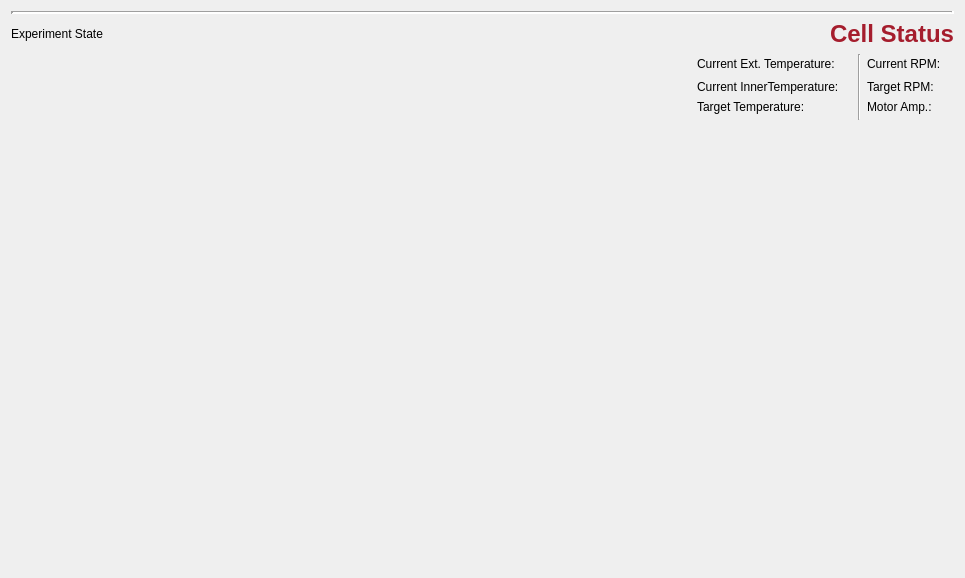
The window that reactorgui/uiCellWidget.ui (daharkan/ModularReactionPackage) describes before a commit, drawn with Qt 5.
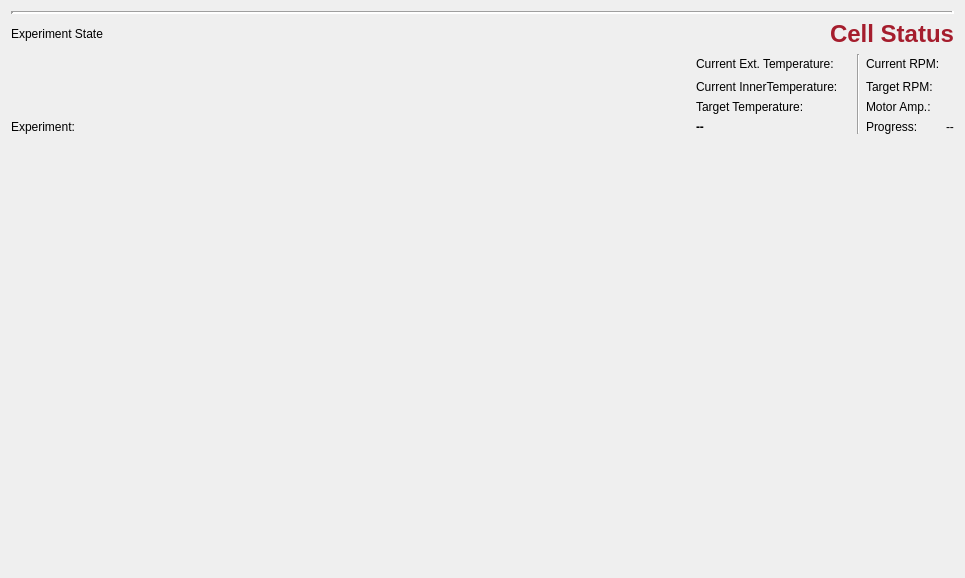
The same window after the commit.

Commit message: Improve experiment UX, reactor status, and user management

What changed in the file:
```diff
--- a/reactorgui/uiCellWidget.ui
+++ b/reactorgui/uiCellWidget.ui
@@ -276,6 +276,39 @@
        </property>
       </widget>
      </item>
+     <item row="4" column="0">
+      <widget class="QLabel" name="experimentNameLabel">
+       <property name="text">
+        <string>Experiment:</string>
+       </property>
+      </widget>
+     </item>
+     <item row="4" column="2" colspan="2">
+      <widget class="QLabel" name="experimentNameValueLabel">
+       <property name="font">
+        <font>
+         <bold>true</bold>
+        </font>
+       </property>
+       <property name="text">
+        <string>--</string>
+       </property>
+      </widget>
+     </item>
+     <item row="4" column="5">
+      <widget class="QLabel" name="experimentProgressLabel">
+       <property name="text">
+        <string>Progress:</string>
+       </property>
+      </widget>
+     </item>
+     <item row="4" column="6">
+      <widget class="QLabel" name="experimentProgressValueLabel">
+       <property name="text">
+        <string>--</string>
+       </property>
+      </widget>
+     </item>
     </layout>
    </item>
   </layout>
```
The commit also changes 14 other files.
